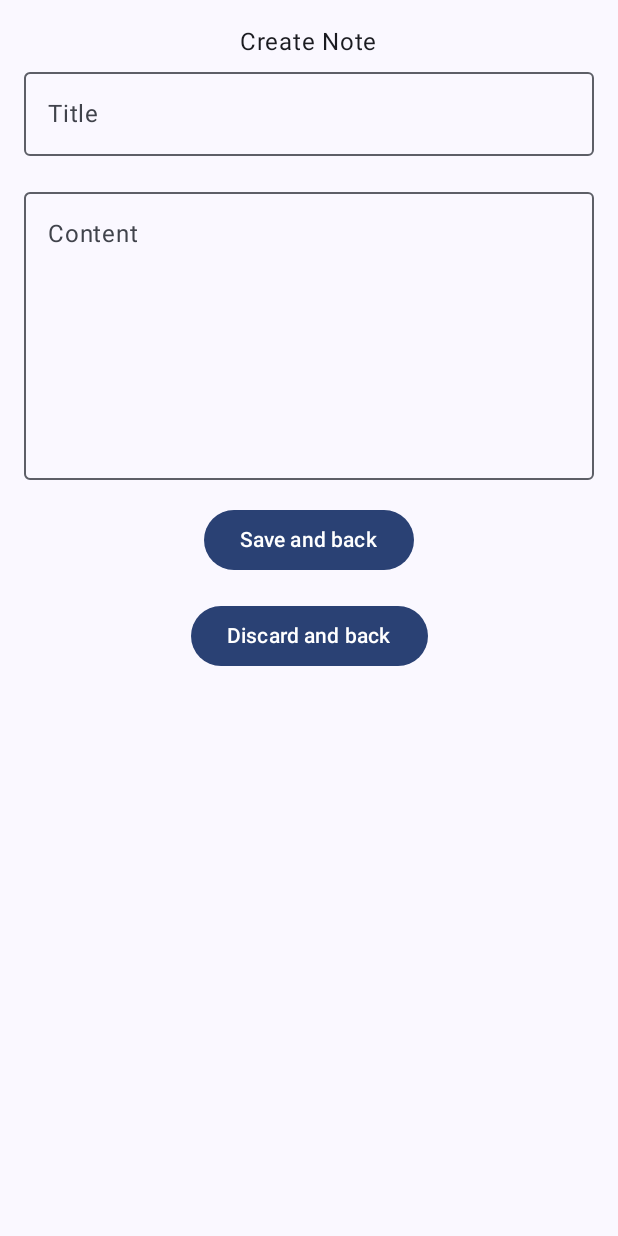
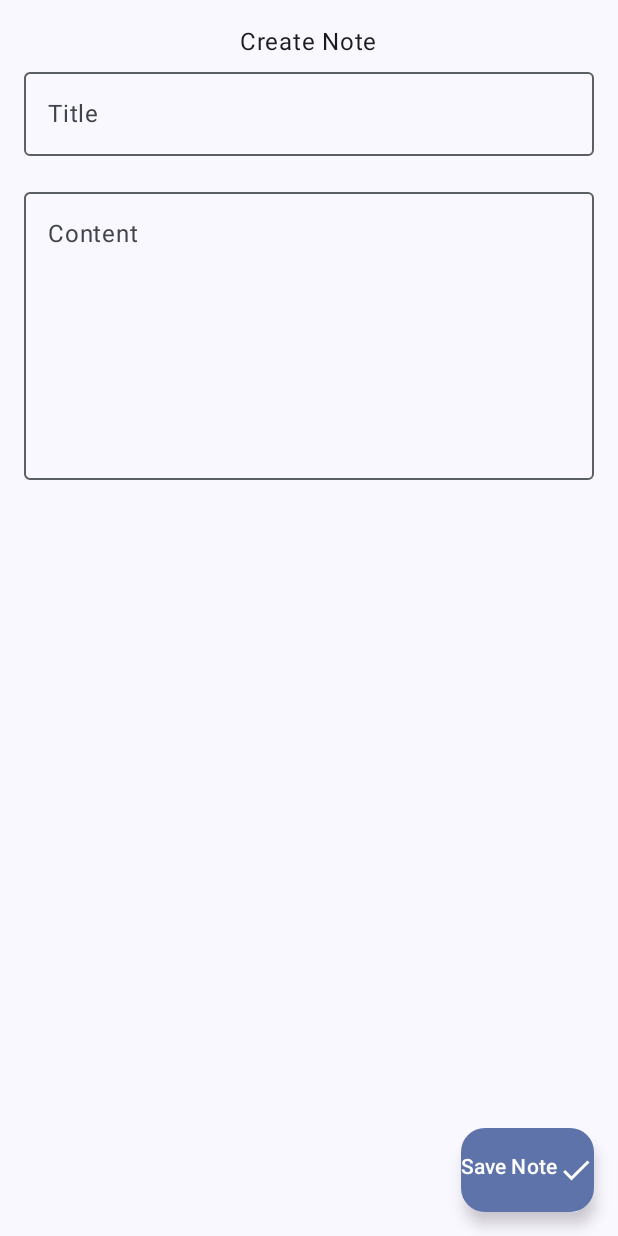
Before and after one commit to SunHe-1992/AndroidLearn, an Android app built with Jetpack Compose: the CreateNoteActivity screen opened directly, with no data from a screen before it, on a phone screen of 412 x 824 dp. Run offline under Robolectric (Android 15) with nearby library versions, the phone set to English and light mode, and no system bars.

Commit message:
Main and create activity:  use floating button

```diff
--- a/app/src/main/java/com/example/week3project/CreateNoteActivity.kt
+++ b/app/src/main/java/com/example/week3project/CreateNoteActivity.kt
@@ -1,5 +1,6 @@
 package com.example.week3project
 
+import android.annotation.SuppressLint
 import android.content.Intent
 import android.os.Bundle
 import android.widget.Toast
@@ -24,6 +25,9 @@ import androidx.compose.foundation.layout.Arrangement
 import androidx.compose.foundation.layout.Column
 import androidx.compose.foundation.layout.fillMaxWidth
 import androidx.compose.foundation.layout.height
+import androidx.compose.material.icons.Icons
+import androidx.compose.material.icons.filled.Create
+import androidx.compose.material.icons.filled.Done
 import androidx.compose.ui.platform.LocalContext
 
 class CreateNoteActivity : ComponentActivity() {
@@ -44,13 +48,46 @@ class CreateNoteActivity : ComponentActivity() {
     }
 }
 
-
+@SuppressLint("UnusedMaterial3ScaffoldPaddingParameter")
 @Composable
 fun RefreshCreateNote(name: String, onFinish: () -> Unit, modifier: Modifier = Modifier) {
     val context = LocalContext.current
     var title by remember { mutableStateOf("") }
     var content by remember { mutableStateOf("") }
 
+    Scaffold(
+        floatingActionButton = {
+
+            FloatingActionButton(onClick = {
+                //  Save the note using title and content
+                var tip: String = ""
+                if (title == "" || content == "") {
+                    tip = "Title or content is empty";
+                } else {
+                    val noteInst = NoteManager.getInstance()
+                    noteInst.SaveNote(context, title, content);
+                }
+                if (tip != "") {
+                    Toast.makeText(context, tip, Toast.LENGTH_SHORT).show()
+                } else {//  Navigate back to the main screen
+                    onFinish()
+                }
+            }) {
+                Row() {
+                    Text("Save Note")
+                    Icon(Icons.Default.Done, contentDescription = "Save Note")
+                }
+            }
+//
+//
+//            Button(onClick = {
+//                //  Navigate back to the main screen
+//                onFinish()
+//            }) {
+//                Text(text = "Discard and back")
+//            }
+        }
+    ) { innerPadding ->
         Column(
             modifier = Modifier
                 .fillMaxSize()
@@ -81,34 +118,8 @@ fun RefreshCreateNote(name: String, onFinish: () -> Unit, modifier: Modifier = M
                     .fillMaxWidth()
                     .height(200.dp)
             )
-        Spacer(modifier = Modifier.height(16.dp))
-        Button(onClick = {
-            //  Save the note using title and content
-//    Log.d("NoteManager", "Name: " + noteInst.name);
-            var tip: String = ""
-            if (title == "" || content == "") {
-                tip = "Title or content is empty";
-            } else {
-                val noteInst = NoteManager.getInstance()
-                noteInst.SaveNote(context, title, content);
 
-            }
-            if (tip != "") {
-                Toast.makeText(context, tip, Toast.LENGTH_SHORT).show()
-            } else {//  Navigate back to the main screen
-                onFinish()
-            }
-        }) {
-            Text("Save and back")
-        }
-
-        Spacer(modifier = Modifier.height(16.dp))
-        Button(onClick = {
-            //  Navigate back to the main screen
-            onFinish()
-        }) {
-            Text(text = "Discard and back")
-        }
 
         }
     }
+}
--- a/gradle/libs.versions.toml
+++ b/gradle/libs.versions.toml
@@ -1,5 +1,5 @@
 [versions]
-agp = "8.6.0"
+agp = "8.6.1"
 kotlin = "1.9.0"
 coreKtx = "1.13.1"
 junit = "4.13.2"
```
Also changed, not shown: app/src/main/java/com/example/week3project/MainActivity.kt (+27 -8 lines). Lines whose indentation alone changed are shown as unchanged.
